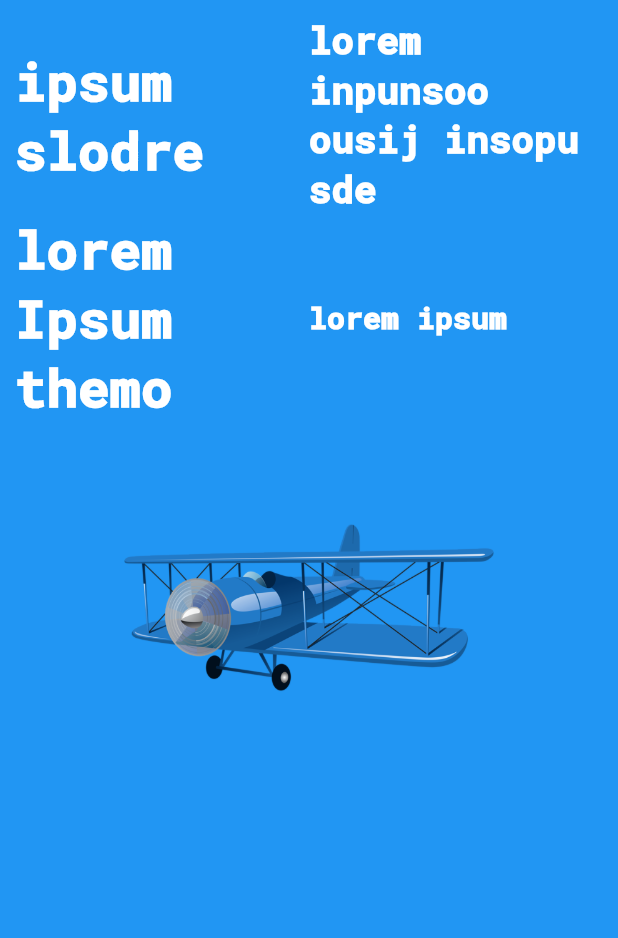
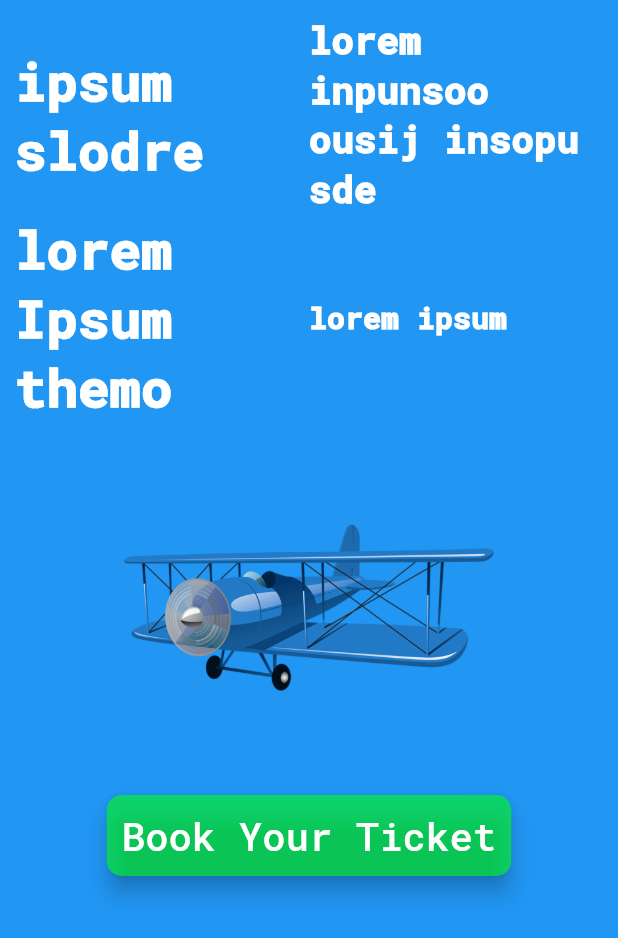
Before and after one commit to Sujit-sahoo3571/flutter_hello_world, a Flutter app: the screen it shows after launch, on a phone screen of 412 x 824 dp. Shown: the top 938 px of the screen. Run offline on Flutter 3.47's test engine with Material 2 defaults, Android fonts, the phone set to English and light mode, and no system bars; our stand-ins replace google_fonts.

Commit message:
Elevated button and alert dialog

```diff
--- a/lib/app_screens/home.dart
+++ b/lib/app_screens/home.dart
@@ -65,7 +65,8 @@ class Home extends StatelessWidget {
                         ))),
               ],
             ),
-            UserImage()
+            UserImage(),
+            FlightBookingButton()
           ],
         ));
   }
@@ -86,3 +87,44 @@ class UserImage extends StatelessWidget {
     return Container(child: image);
   }
 }
+
+class FlightBookingButton extends StatelessWidget {
+  const FlightBookingButton({Key? key}) : super(key: key);
+
+  @override
+  Widget build(BuildContext context) {
+    return Container(
+      // padding: EdgeInsets.all(10.0),
+      child: ElevatedButton(
+        style: ElevatedButton.styleFrom(
+            padding: EdgeInsets.all(10.0),
+            primary: Color.fromRGBO(0, 255, 25, 0.6),
+            elevation: 6.0,
+            shape: RoundedRectangleBorder(
+                borderRadius: BorderRadius.circular(10))),
+        child: Text(
+          "Book Your Ticket",
+          style: GoogleFonts.robotoMono(
+              textStyle: TextStyle(color: Colors.white, fontSize: 26.0)),
+        ),
+        onPressed: () {
+          AlertMsgBooking(context);
+        },
+      ),
+    );
+  }
+
+  void AlertMsgBooking(BuildContext context) {
+    var alertDialog = AlertDialog(
+        title: Text("Booking Successful!"),
+        content: Text(
+          'Your booking Recorded Successfully ',
+        ));
+
+    showDialog(
+        context: context,
+        builder: (BuildContext context) {
+          return alertDialog;
+        });
+  }
+}
```
